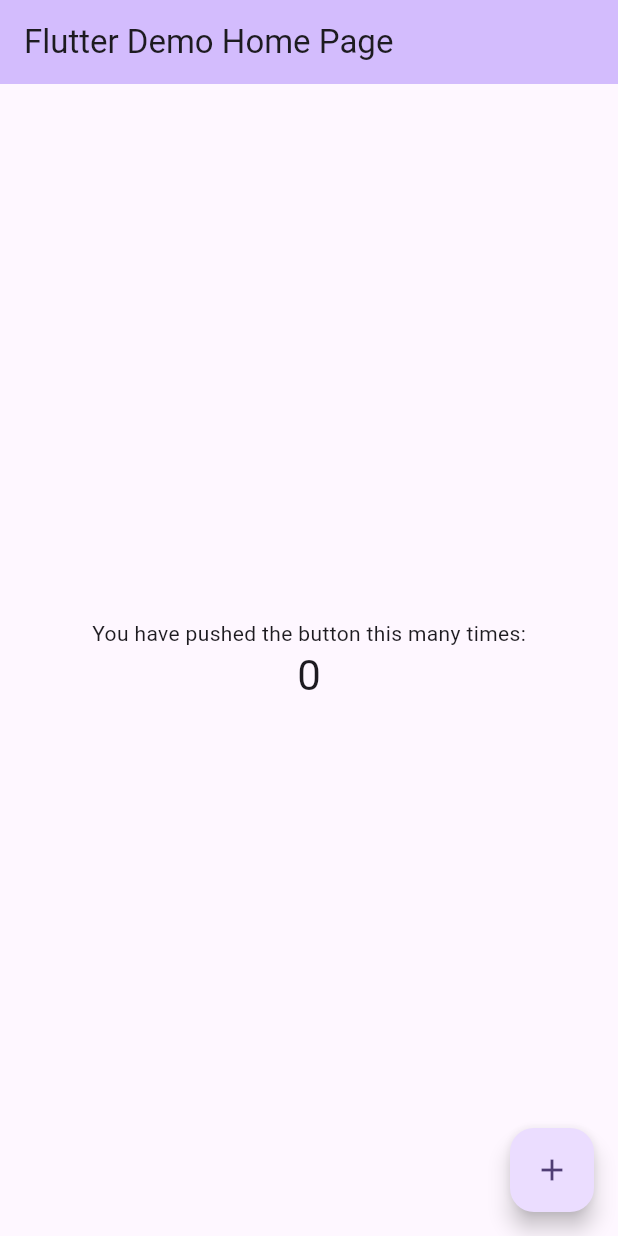
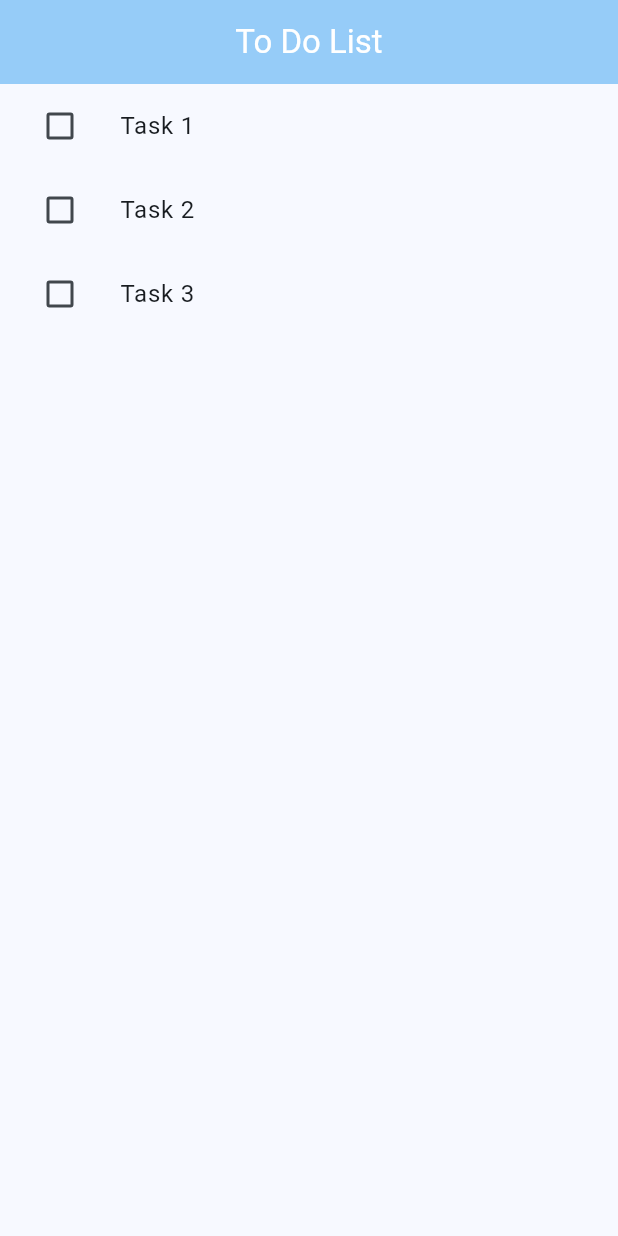
Before and after one commit to MrGrigoryAlexandrovich/todos, a Flutter app: the screen it shows after launch, on a phone screen of 412 x 824 dp. Run offline on Flutter 3.47's test engine with Material 3 defaults, Android fonts, the phone set to English and light mode, and no system bars.

Commit message:
basic todos

```diff
--- a/lib/main.dart
+++ b/lib/main.dart
@@ -1,4 +1,5 @@
 import 'package:flutter/material.dart';
+import 'todos.dart';
 
 void main() {
   runApp(const MyApp());
@@ -6,117 +7,36 @@ void main() {
 
 class MyApp extends StatelessWidget {
   const MyApp({super.key});
-
-  // This widget is the root of your application.
   @override
   Widget build(BuildContext context) {
     return MaterialApp(
-      title: 'Flutter Demo',
+      debugShowCheckedModeBanner: false,
+
+      title: 'To Do List',
       theme: ThemeData(
-        // This is the theme of your application.
-        //
-        // TRY THIS: Try running your application with "flutter run". You'll see
-        // the application has a purple toolbar. Then, without quitting the app,
-        // try changing the seedColor in the colorScheme below to Colors.green
-        // and then invoke "hot reload" (save your changes or press the "hot
-        // reload" button in a Flutter-supported IDE, or press "r" if you used
-        // the command line to start the app).
-        //
-        // Notice that the counter didn't reset back to zero; the application
-        // state is not lost during the reload. To reset the state, use hot
-        // restart instead.
-        //
-        // This works for code too, not just values: Most code changes can be
-        // tested with just a hot reload.
-        colorScheme: ColorScheme.fromSeed(seedColor: Colors.deepPurple),
+        colorScheme: ColorScheme.fromSeed(
+          seedColor: Colors.lightBlueAccent.shade400,
+        ),
       ),
-      home: const MyHomePage(title: 'Flutter Demo Home Page'),
+      home: const MyHomePage(title: 'To Do List'),
     );
   }
 }
 
-class MyHomePage extends StatefulWidget {
+class MyHomePage extends StatelessWidget {
   const MyHomePage({super.key, required this.title});
-
-  // This widget is the home page of your application. It is stateful, meaning
-  // that it has a State object (defined below) that contains fields that affect
-  // how it looks.
-
-  // This class is the configuration for the state. It holds the values (in this
-  // case the title) provided by the parent (in this case the App widget) and
-  // used by the build method of the State. Fields in a Widget subclass are
-  // always marked "final".
 
   final String title;
 
   @override
-  State<MyHomePage> createState() => _MyHomePageState();
-}
-
-class _MyHomePageState extends State<MyHomePage> {
-  int _counter = 0;
-
-  void _incrementCounter() {
-    setState(() {
-      // This call to setState tells the Flutter framework that something has
-      // changed in this State, which causes it to rerun the build method below
-      // so that the display can reflect the updated values. If we changed
-      // _counter without calling setState(), then the build method would not be
-      // called again, and so nothing would appear to happen.
-      _counter++;
-    });
-  }
-
-  @override
   Widget build(BuildContext context) {
-    // This method is rerun every time setState is called, for instance as done
-    // by the _incrementCounter method above.
-    //
-    // The Flutter framework has been optimized to make rerunning build methods
-    // fast, so that you can just rebuild anything that needs updating rather
-    // than having to individually change instances of widgets.
     return Scaffold(
       appBar: AppBar(
-        // TRY THIS: Try changing the color here to a specific color (to
-        // Colors.amber, perhaps?) and trigger a hot reload to see the AppBar
-        // change color while the other colors stay the same.
+        centerTitle: true,
         backgroundColor: Theme.of(context).colorScheme.inversePrimary,
-        // Here we take the value from the MyHomePage object that was created by
-        // the App.build method, and use it to set our appbar title.
-        title: Text(widget.title),
+        title: Text(title, style: TextStyle(color: Colors.white)),
       ),
-      body: Center(
-        // Center is a layout widget. It takes a single child and positions it
-        // in the middle of the parent.
-        child: Column(
-          // Column is also a layout widget. It takes a list of children and
-          // arranges them vertically. By default, it sizes itself to fit its
-          // children horizontally, and tries to be as tall as its parent.
-          //
-          // Column has various properties to control how it sizes itself and
-          // how it positions its children. Here we use mainAxisAlignment to
-          // center the children vertically; the main axis here is the vertical
-          // axis because Columns are vertical (the cross axis would be
-          // horizontal).
-          //
-          // TRY THIS: Invoke "debug painting" (choose the "Toggle Debug Paint"
-          // action in the IDE, or press "p" in the console), to see the
-          // wireframe for each widget.
-          mainAxisAlignment: MainAxisAlignment.center,
-          children: <Widget>[
-            const Text('You have pushed the button this many times:'),
-            Text(
-              '$_counter',
-              style: Theme.of(context).textTheme.headlineMedium,
-            ),
-          ],
-        ),
-      ),
-      floatingActionButton: FloatingActionButton(
-        onPressed: _incrementCounter,
-        tooltip: 'Increment',
-        child: const Icon(Icons.add),
-      ), // This trailing comma makes auto-formatting nicer for build methods.
+      body: const Center(child: Todos()),
     );
   }
 }
--- /dev/null
+++ b/lib/todo.dart
@@ -0,0 +1,10 @@
+class Todo {
+  String title;
+  bool isDone;
+
+  Todo({required this.title, this.isDone = false});
+
+  void onChange() {
+    isDone = !isDone;
+  }
+}
--- /dev/null
+++ b/lib/todo_tile.dart
@@ -0,0 +1,22 @@
+import 'package:flutter/material.dart';
+import 'todo.dart';
+
+class TodoTile extends StatelessWidget {
+  final Todo todo;
+  final VoidCallback onToggle;
+
+  const TodoTile({super.key, required this.todo, required this.onToggle});
+
+  @override
+  Widget build(BuildContext context) {
+    return ListTile(
+      leading: Checkbox(value: todo.isDone, onChanged: (_) => onToggle()),
+      title: Text(
+        todo.title,
+        style: TextStyle(
+          decoration: todo.isDone ? TextDecoration.lineThrough : null,
+        ),
+      ),
+    );
+  }
+}
--- /dev/null
+++ b/lib/todos.dart
@@ -0,0 +1,35 @@
+import 'package:flutter/material.dart';
+import 'todo.dart';
+import 'todo_tile.dart';
+
+class Todos extends StatefulWidget {
+  const Todos({super.key});
+
+  @override
+  State<Todos> createState() => _TodosState();
+}
+
+class _TodosState extends State<Todos> {
+  final List<Todo> _todoList = [
+    Todo(title: "Task 1", isDone: false),
+    Todo(title: "Task 2", isDone: false),
+    Todo(title: "Task 3", isDone: false),
+  ];
+
+  void _toggleTodo(int index) {
+    setState(() {
+      _todoList[index].onChange();
+    });
+  }
+
+  @override
+  Widget build(BuildContext context) {
+    return ListView.builder(
+      itemCount: _todoList.length,
+      itemBuilder: (context, index) {
+        final todo = _todoList[index];
+        return TodoTile(todo: todo, onToggle: () => _toggleTodo(index));
+      },
+    );
+  }
+}
```
